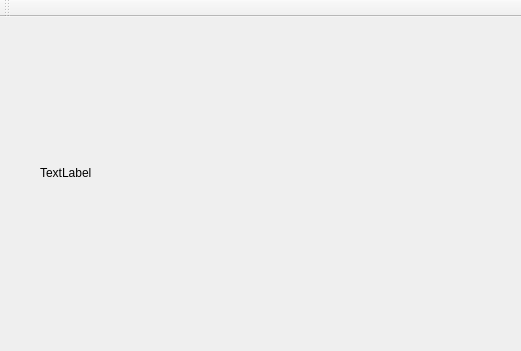
This is mainwindow.ui in JustWon/SequenceCaptureV2_Client as Qt 5 draws it before an edit; both pictures show x 0 to 521 and y 0 to 351 of the 1083 by 652 pixel window. The edited form follows.
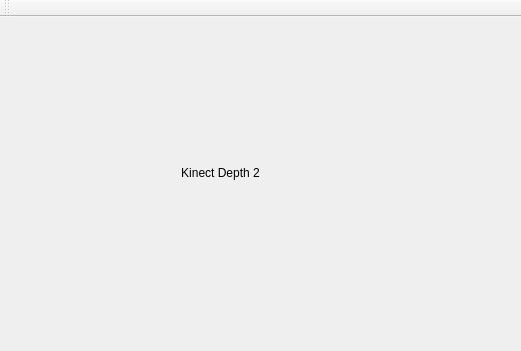
This is the edited form.

What changed in the file:
```diff
--- a/mainwindow.ui
+++ b/mainwindow.ui
@@ -24,7 +24,10 @@
      </rect>
     </property>
     <property name="text">
-     <string>TextLabel</string>
+     <string>Kinect Depth 2</string>
+    </property>
+    <property name="alignment">
+     <set>Qt::AlignCenter</set>
     </property>
    </widget>
   </widget>
```
